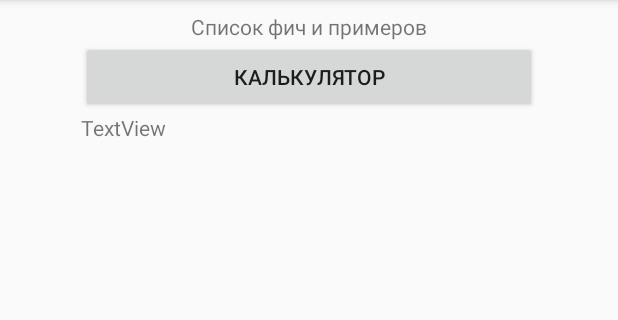
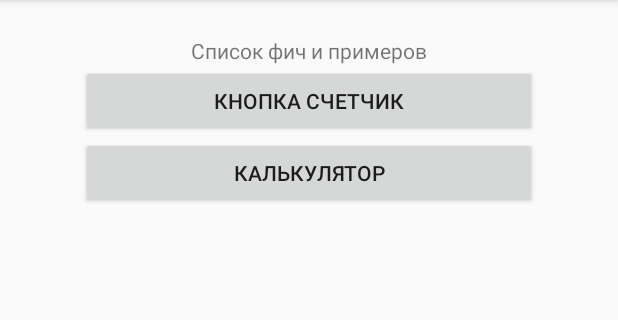
Before and after one commit to devymatty/lessons-multifeatures, an Android app: the screen it shows after launch (MainActivity), on a phone screen of 412 x 824 dp, the part 84-404 px from its top. Run offline under Robolectric (Android 15) with nearby library versions, the phone set to English and light mode, and no system bars.

Commit message:
Modify MainActivity

```diff
--- /dev/null
+++ b/app/src/main/res/layout/activity_button_counter.xml
@@ -0,0 +1,6 @@
+<?xml version="1.0" encoding="utf-8"?>
+<android.support.constraint.ConstraintLayout
+    xmlns:android="http://schemas.android.com/apk/res/android" android:layout_width="match_parent"
+    android:layout_height="match_parent">
+
+</android.support.constraint.ConstraintLayout>
--- a/app/src/main/res/layout/activity_main.xml
+++ b/app/src/main/res/layout/activity_main.xml
@@ -9,9 +9,9 @@
     <LinearLayout
         android:layout_width="304dp"
         android:layout_height="200dp"
+        android:layout_marginStart="8dp"
+        android:layout_marginTop="24dp"
         android:layout_marginEnd="8dp"
-        android:layout_marginStart="8dp"
-        android:layout_marginTop="8dp"
         android:orientation="vertical"
         app:layout_constraintEnd_toEndOf="parent"
         app:layout_constraintStart_toStartOf="parent"
@@ -30,17 +30,19 @@
             app:layout_constraintVertical_bias="0.092" />
 
         <Button
-            android:id="@+id/button2"
+            android:id="@+id/btn_counter"
+            android:layout_width="match_parent"
+            android:layout_height="wrap_content"
+            android:onClick="clickButtonButtonCounter"
+            android:text="Кнопка счетчик" />
+
+        <Button
+            android:id="@+id/btn_calculator"
             android:layout_width="match_parent"
             android:layout_height="wrap_content"
             android:onClick="clickButtonCalculator"
             android:text="Калькулятор" />
 
-        <TextView
-            android:id="@+id/textView_hello"
-            android:layout_width="match_parent"
-            android:layout_height="wrap_content"
-            android:text="TextView" />
     </LinearLayout>
 
 </android.support.constraint.ConstraintLayout>
```
Also changed, not shown: app/src/main/AndroidManifest.xml (+9 -3 lines), app/src/main/java/ru/redgeeks/lessons/multifeatures/ButtonCounterActivity.java (added, +14 -0 lines), app/src/main/java/ru/redgeeks/lessons/multifeatures/MainActivity.java (+9 -1 lines).
